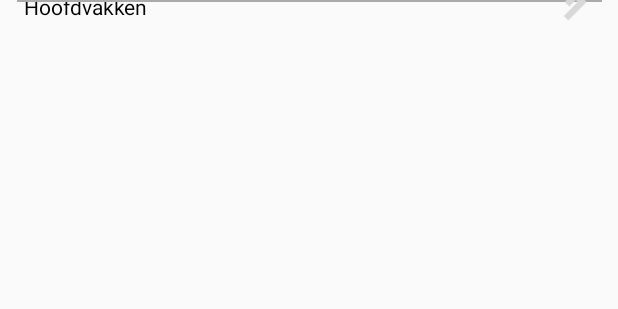
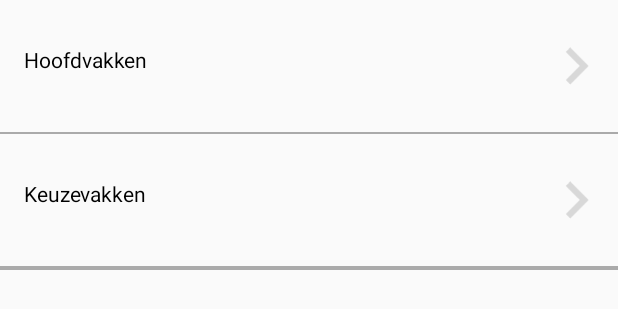
Before and after one commit to Roohn/IMTPMD, an Android app: the layout activity_scherm01.xml on its own in the app's theme, with its tools: preview values and no code run, on a phone screen of 412 x 824 dp. Shown: the top 309 px of the screen. Run offline under Robolectric (Android 15) with nearby library versions, the phone set to English and light mode, and no system bars.

```diff
--- a/app/src/main/AndroidManifest.xml
+++ b/app/src/main/AndroidManifest.xml
@@ -19,6 +19,7 @@
             </intent-filter>
         </activity>
         <activity android:name=".ModulesActivity"></activity>
+        <activity android:name=".SemesterActivity"></activity>
     </application>
 
 </manifest>
--- a/app/src/main/res/layout/activity_scherm01.xml
+++ b/app/src/main/res/layout/activity_scherm01.xml
@@ -1,104 +1,124 @@
 <?xml version="1.0" encoding="utf-8"?>
-<android.support.constraint.ConstraintLayout xmlns:android="http://schemas.android.com/apk/res/android"
+<LinearLayout xmlns:android="http://schemas.android.com/apk/res/android"
     xmlns:app="http://schemas.android.com/apk/res-auto"
     xmlns:tools="http://schemas.android.com/tools"
     android:layout_width="match_parent"
     android:layout_height="match_parent"
+    android:orientation="vertical"
     tools:context="nl.hsleiden.imtpmd.MainActivity">
 
-    <TextView
-        android:id="@+id/textView2"
-        android:layout_width="wrap_content"
+    <android.support.constraint.ConstraintLayout
+        android:layout_width="match_parent"
         android:layout_height="wrap_content"
-        android:layout_marginBottom="0dp"
-        android:layout_marginLeft="8dp"
-        android:layout_marginRight="8dp"
-        android:layout_marginTop="8dp"
-        android:text="Hoofdvakken"
-        app:layout_constraintBottom_toTopOf="@+id/view"
-        app:layout_constraintHorizontal_bias="0.026"
+        android:onClick="gotoScherm2"
+        android:id = "@+id/s1"
+        android:paddingBottom="30dp"
+        android:paddingTop="30dp">
+
+        <TextView
+            android:id="@+id/textView2"
+            android:layout_width="wrap_content"
+            android:layout_height="wrap_content"
+            android:layout_marginBottom="8dp"
+            android:layout_marginLeft="16dp"
+            android:layout_marginTop="8dp"
+            android:layout_weight="1"
+            android:text="Hoofdvakken"
+            app:layout_constraintBottom_toTopOf="@+id/view2"
+            app:layout_constraintLeft_toLeftOf="parent"
+            app:layout_constraintTop_toBottomOf="@+id/view"
+            app:layout_constraintVertical_bias="0.5"
+            tools:textColor="#000000"
+            tools:textSize="25sp" />
+
+        <ImageView
+            android:id="@+id/imageView"
+            android:layout_width="21dp"
+            android:layout_height="28dp"
+            android:layout_marginBottom="8dp"
+            android:layout_marginRight="16dp"
+            android:layout_marginTop="8dp"
+            android:layout_weight="1"
+            android:src="@drawable/pijl"
+            app:layout_constraintBottom_toTopOf="@+id/view4"
+            app:layout_constraintRight_toRightOf="parent"
+            app:layout_constraintTop_toBottomOf="@+id/view3"
+            app:layout_constraintVertical_bias="0.5" />
+
+    </android.support.constraint.ConstraintLayout>
+
+    <View
+        android:id="@+id/view6"
+        android:layout_width="match_parent"
+        android:layout_height="1dp"
+        android:background="@android:color/darker_gray"
+        app:layout_constraintBottom_toTopOf="@+id/view2"
         app:layout_constraintLeft_toLeftOf="parent"
         app:layout_constraintRight_toRightOf="parent"
         app:layout_constraintTop_toTopOf="parent"
-        app:layout_constraintVertical_bias="0.478"
-        tools:textColor="#000000"
-        tools:textSize="25sp" />
+        app:layout_constraintVertical_bias="0.509" />
+
+    <android.support.constraint.ConstraintLayout
+        android:layout_width="match_parent"
+        android:layout_height="wrap_content"
+        android:onClick="gotoScherm2"
+        android:id = "@+id/s2"
+        android:paddingBottom="30dp"
+        android:paddingTop="30dp">
+
+        <TextView
+            android:id="@+id/textView2"
+            android:layout_width="wrap_content"
+            android:layout_height="wrap_content"
+            android:layout_marginBottom="8dp"
+            android:layout_marginLeft="16dp"
+            android:layout_marginTop="8dp"
+            android:layout_weight="1"
+            android:text="Keuzevakken"
+            app:layout_constraintBottom_toTopOf="@+id/view2"
+            app:layout_constraintLeft_toLeftOf="parent"
+            app:layout_constraintTop_toBottomOf="@+id/view"
+            app:layout_constraintVertical_bias="0.5"
+            tools:textColor="#000000"
+            tools:textSize="25sp" />
+
+        <ImageView
+            android:id="@+id/imageView"
+            android:layout_width="21dp"
+            android:layout_height="28dp"
+            android:layout_marginBottom="8dp"
+            android:layout_marginRight="16dp"
+            android:layout_marginTop="8dp"
+            android:layout_weight="1"
+            android:src="@drawable/pijl"
+            app:layout_constraintBottom_toTopOf="@+id/view4"
+            app:layout_constraintRight_toRightOf="parent"
+            app:layout_constraintTop_toBottomOf="@+id/view3"
+            app:layout_constraintVertical_bias="0.5" />
+
+    </android.support.constraint.ConstraintLayout>
 
     <View
-        android:layout_width="390dp"
+        android:id="@+id/view5"
+        android:layout_width="match_parent"
         android:layout_height="1dp"
         android:background="@android:color/darker_gray"
-        android:layout_marginRight="8dp"
+        app:layout_constraintBottom_toTopOf="@+id/view2"
+        app:layout_constraintLeft_toLeftOf="parent"
         app:layout_constraintRight_toRightOf="parent"
-        android:layout_marginLeft="8dp"
-        app:layout_constraintLeft_toLeftOf="parent"
-        android:id="@+id/view"
         app:layout_constraintTop_toTopOf="parent"
-        android:layout_marginTop="93dp"
-        android:layout_marginBottom="93dp"
-        app:layout_constraintBottom_toTopOf="@+id/view2"
         app:layout_constraintVertical_bias="0.509" />
 
     <View
-        android:id="@+id/view2"
-        android:layout_width="390dp"
+        android:id="@+id/view4"
+        android:layout_width="match_parent"
         android:layout_height="1dp"
-        android:layout_marginLeft="8dp"
-        android:layout_marginRight="8dp"
         android:background="@android:color/darker_gray"
-        app:layout_constraintLeft_toLeftOf="parent"
-        app:layout_constraintRight_toRightOf="parent"
-        tools:layout_editor_absoluteY="181dp" />
-
-    <TextView
-        android:id="@+id/textView2"
-        android:layout_width="wrap_content"
-        android:layout_height="wrap_content"
-        android:layout_marginBottom="8dp"
-        android:layout_marginLeft="8dp"
-        android:layout_marginRight="8dp"
-        android:layout_marginTop="0dp"
-        android:text="Keuzevakken"
         app:layout_constraintBottom_toTopOf="@+id/view2"
-        app:layout_constraintHorizontal_bias="0.026"
-        app:layout_constraintLeft_toLeftOf="parent"
-        app:layout_constraintRight_toRightOf="parent"
-        app:layout_constraintTop_toBottomOf="@+id/view"
-        app:layout_constraintVertical_bias="0.632"
-        tools:textColor="#000000"
-        tools:textSize="25sp" />
-
-
-    <ImageView
-        android:id="@+id/pijl1"
-        android:layout_width="21dp"
-        android:layout_height="28dp"
-        android:src="@drawable/pijl"
-        app:layout_constraintLeft_toLeftOf="parent"
-        android:layout_marginLeft="8dp"
-        android:layout_marginTop="0dp"
-        app:layout_constraintTop_toBottomOf="@+id/view"
-        android:layout_marginBottom="8dp"
-        app:layout_constraintBottom_toTopOf="@+id/view2"
-        android:layout_marginRight="8dp"
-        app:layout_constraintRight_toRightOf="parent"
-        app:layout_constraintHorizontal_bias="0.976"
-        app:layout_constraintVertical_bias="0.611" />
-
-    <ImageView
-        android:id="@+id/imageView2"
-        android:layout_width="21dp"
-        android:layout_height="28dp"
-        android:layout_marginBottom="8dp"
-        android:layout_marginLeft="8dp"
-        android:layout_marginRight="8dp"
-        android:layout_marginTop="8dp"
-        android:src="@drawable/pijl"
-        app:layout_constraintBottom_toTopOf="@+id/view"
-        app:layout_constraintHorizontal_bias="0.975"
         app:layout_constraintLeft_toLeftOf="parent"
         app:layout_constraintRight_toRightOf="parent"
         app:layout_constraintTop_toTopOf="parent"
-        app:layout_constraintVertical_bias="0.458"
-        tools:layout_editor_absoluteY="32dp" />
-</android.support.constraint.ConstraintLayout>
+        app:layout_constraintVertical_bias="0.509" />
+
+
+</LinearLayout>
--- a/app/src/main/res/layout/module_list_item.xml
+++ b/app/src/main/res/layout/module_list_item.xml
@@ -47,7 +47,8 @@
             app:layout_constraintVertical_bias="0.0"
             android:layout_marginEnd="13dp"
             app:layout_constraintLeft_toRightOf="@+id/name"
-            android:layout_marginLeft="16dp" />
+            android:layout_marginLeft="16dp"
+            app:layout_constraintHorizontal_bias="0.99" />
 
         <ImageView
             android:id="@+id/checkmark"
--- /dev/null
+++ b/app/src/main/res/values/integer.xml
@@ -0,0 +1,5 @@
+<?xml version="1.0" encoding="utf-8"?>
+<resources>
+    <integer name="jaar1">1</integer>
+
+</resources>
```
Also changed, not shown: app/src/main/java/nl/hsleiden/imtpmd/MainActivity.java (+20 -1 lines), app/src/main/java/nl/hsleiden/imtpmd/ModulesActivity.java (+5 -2 lines), app/src/main/java/nl/hsleiden/imtpmd/SemesterActivity.java (added, +41 -0 lines), app/src/main/java/nl/hsleiden/imtpmd/models/Semester.java (added, +12 -0 lines), app/src/main/res/layout/activity_main.xml (+7 -0 lines), app/src/main/res/layout/activity_scherm02.xml (+5 -3 lines).
